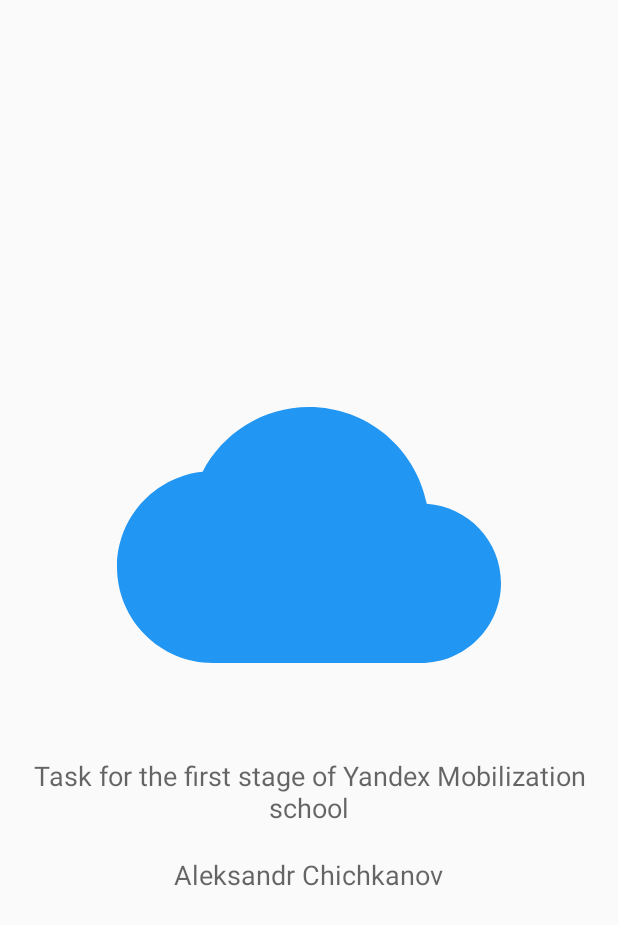
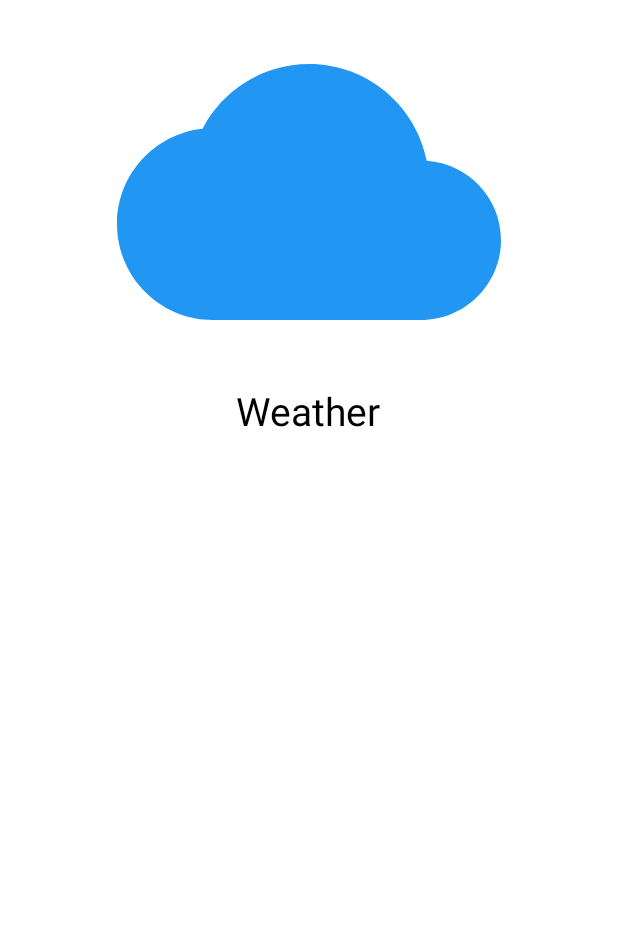
Before and after one commit to zino-android/Yandex_Weather, an Android app: the layout fragment_about.xml on its own in the app's theme, with its tools: preview values and no code run, on a phone screen of 412 x 824 dp. Shown: the top 925 px of the screen. Run offline under Robolectric (Android 15) with nearby library versions, the phone set to English and light mode, and no system bars.

Commit message:
Changed design of AboutFragment

```diff
--- a/app/src/main/java/com/chichkanov/yandex_weather/ui/about/AboutFragment.java
+++ b/app/src/main/java/com/chichkanov/yandex_weather/ui/about/AboutFragment.java
@@ -5,11 +5,17 @@ import android.support.annotation.Nullable;
 import android.view.LayoutInflater;
 import android.view.View;
 import android.view.ViewGroup;
+import android.widget.TextView;
 
+import com.chichkanov.yandex_weather.BuildConfig;
 import com.chichkanov.yandex_weather.R;
 import com.chichkanov.yandex_weather.ui.BaseFragment;
 
+import butterknife.BindView;
+
 public class AboutFragment extends BaseFragment {
+    @BindView(R.id.version_text_view)
+    TextView versionTextView;
 
     public static AboutFragment newInstance() {
         return new AboutFragment();
@@ -26,6 +32,8 @@ public class AboutFragment extends BaseFragment {
     public void onViewCreated(View view, @Nullable Bundle savedInstanceState) {
         super.onViewCreated(view, savedInstanceState);
         onDrawerEnabled.setDrawerEnabled(false);
+        String version = BuildConfig.VERSION_NAME;
+        versionTextView.setText(String.format(getResources().getString(R.string.version), version));
     }
 
     @Override
--- a/app/src/main/res/layout/fragment_about.xml
+++ b/app/src/main/res/layout/fragment_about.xml
@@ -1,44 +1,36 @@
 <?xml version="1.0" encoding="utf-8"?>
-<ScrollView xmlns:android="http://schemas.android.com/apk/res/android"
+<RelativeLayout xmlns:android="http://schemas.android.com/apk/res/android"
     xmlns:app="http://schemas.android.com/apk/res-auto"
     android:layout_width="match_parent"
     android:layout_height="match_parent"
-    android:fillViewport="true">
-
-    <RelativeLayout
-        android:layout_width="match_parent"
-        android:layout_height="wrap_content"
-        android:gravity="center"
-        android:orientation="vertical"
+    android:background="@android:color/white"
     android:scrollbars="vertical">
 
     <ImageView
         android:id="@+id/iv_about_icon"
         android:layout_width="wrap_content"
         android:layout_height="wrap_content"
-            android:layout_centerInParent="true"
+        android:layout_centerHorizontal="true"
         app:srcCompat="@drawable/ic_about_big" />
 
     <TextView
-            android:id="@+id/tv_about_task"
+        android:id="@+id/name_text_view"
         android:layout_width="wrap_content"
         android:layout_height="wrap_content"
         android:layout_below="@+id/iv_about_icon"
         android:layout_centerHorizontal="true"
-            android:layout_marginTop="20dp"
-            android:gravity="center"
-            android:text="@string/yandex_task"
-            android:textAppearance="@style/TextAppearance.AppCompat.Medium" />
+        android:text="@string/app_name"
+        android:textColor="@android:color/black"
+        android:textSize="26sp" />
 
     <TextView
-            android:id="@+id/tv_about_author"
+        android:id="@+id/version_text_view"
         android:layout_width="wrap_content"
         android:layout_height="wrap_content"
-            android:layout_below="@+id/tv_about_task"
+        android:layout_below="@+id/name_text_view"
         android:layout_centerHorizontal="true"
-            android:layout_marginTop="20dp"
-            android:gravity="center"
-            android:text="@string/dev_name"
-            android:textAppearance="@style/TextAppearance.AppCompat.Medium" />
+        android:layout_marginTop="16dp"
+        android:textColor="@android:color/black"
+        android:textSize="16sp" />
+
 </RelativeLayout>
-</ScrollView>
--- a/app/src/main/res/values/strings.xml
+++ b/app/src/main/res/values/strings.xml
@@ -52,13 +52,14 @@
 
     <string name="pressure">%s hPa\nPressure</string>
     <string name="humidity">%s %%\nHumidity</string>
-    <string name="wind">Wind speed: %s m/s</string>
+    <string name="wind">%s m/s\nWind speed</string>
     <string name="morning">Morning</string>
     <string name="wind_forecast">%s m/s</string>
     <string name="day">Day</string>
     <string name="evening">Evening</string>
     <string name="night">Night</string>
     <string name="error">An error occurred, check the internet connection and try again</string>
+    <string name="version">Version: %s</string>
 
 
 </resources>
```
Also changed, not shown: 1 other file. Lines whose indentation alone changed are shown as unchanged.
